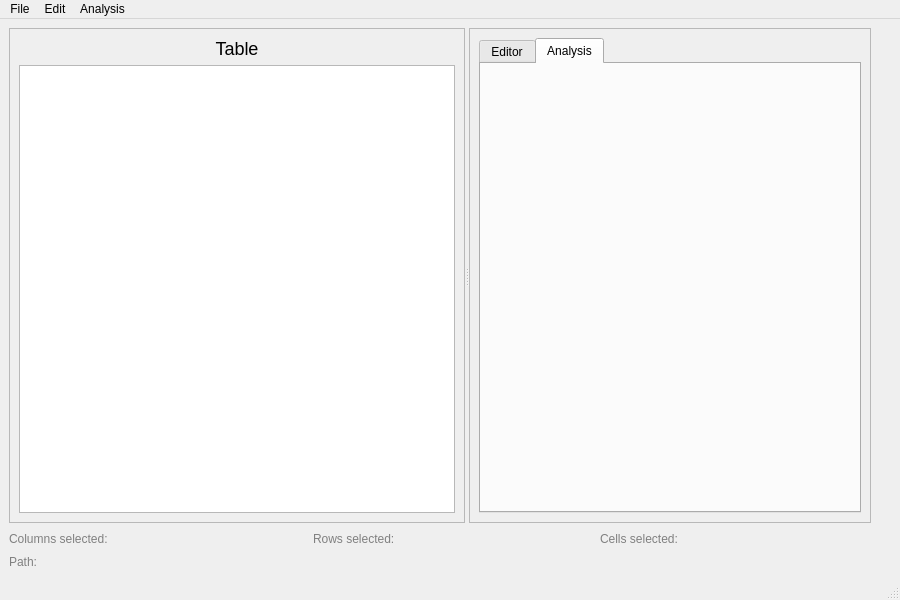
Above: res/ui/main-window.ui from stefanbenderskiy/Table-Wizard before the change. Below: the same form after it.
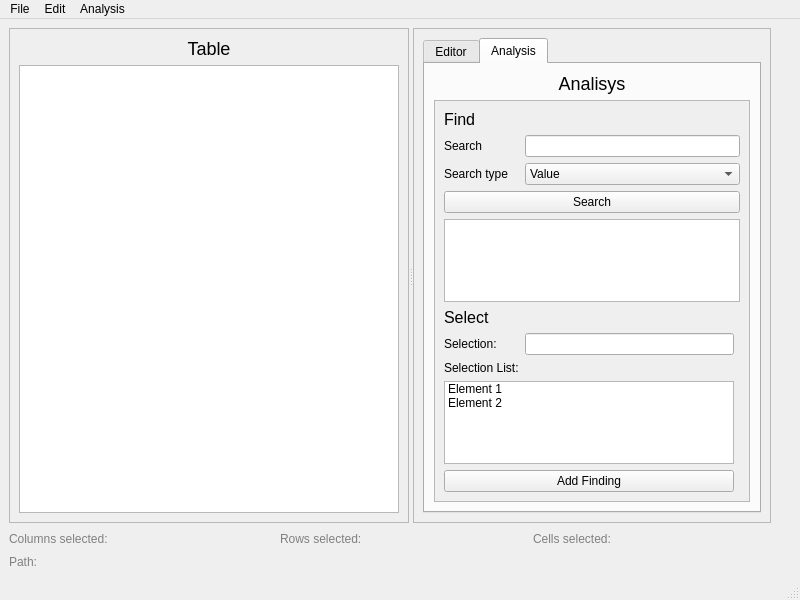
That is the form after the change. The open tabs and pages were chosen to show the change.

What changed in the file:
```diff
--- a/res/ui/main-window.ui
+++ b/res/ui/main-window.ui
@@ -6,7 +6,7 @@
    <rect>
     <x>0</x>
     <y>0</y>
-    <width>900</width>
+    <width>800</width>
     <height>600</height>
    </rect>
   </property>
@@ -378,6 +378,155 @@
              <attribute name="title">
               <string>Analysis</string>
              </attribute>
+             <layout class="QVBoxLayout" name="verticalLayout_4">
+              <item>
+               <widget class="QLabel" name="analysis_label">
+                <property name="styleSheet">
+                 <string notr="true">font-size:18px;</string>
+                </property>
+                <property name="text">
+                 <string>Analisys</string>
+                </property>
+                <property name="alignment">
+                 <set>Qt::AlignCenter</set>
+                </property>
+               </widget>
+              </item>
+              <item>
+               <widget class="QScrollArea" name="scrollArea">
+                <property name="widgetResizable">
+                 <bool>true</bool>
+                </property>
+                <widget class="QWidget" name="analysis_tools_scroll_area">
+                 <property name="geometry">
+                  <rect>
+                   <x>0</x>
+                   <y>0</y>
+                   <width>303</width>
+                   <height>398</height>
+                  </rect>
+                 </property>
+                 <layout class="QGridLayout" name="gridLayout_4">
+                  <item row="12" column="0" colspan="3">
+                   <spacer name="verticalSpacer_3">
+                    <property name="orientation">
+                     <enum>Qt::Vertical</enum>
+                    </property>
+                    <property name="sizeHint" stdset="0">
+                     <size>
+                      <width>20</width>
+                      <height>40</height>
+                     </size>
+                    </property>
+                   </spacer>
+                  </item>
+                  <item row="4" column="0" colspan="3">
+                   <widget class="QTextBrowser" name="textBrowser"/>
+                  </item>
+                  <item row="1" column="1" colspan="2">
+                   <widget class="QLineEdit" name="lineEdit"/>
+                  </item>
+                  <item row="2" column="0">
+                   <widget class="QLabel" name="label_4">
+                    <property name="text">
+                     <string>Search type</string>
+                    </property>
+                   </widget>
+                  </item>
+                  <item row="2" column="1" colspan="2">
+                   <widget class="QComboBox" name="comboBox">
+                    <property name="styleSheet">
+                     <string notr="true"/>
+                    </property>
+                    <item>
+                     <property name="text">
+                      <string>Value</string>
+                     </property>
+                    </item>
+                    <item>
+                     <property name="text">
+                      <string>Function</string>
+                     </property>
+                    </item>
+                   </widget>
+                  </item>
+                  <item row="0" column="0" colspan="3">
+                   <widget class="QLabel" name="label_2">
+                    <property name="styleSheet">
+                     <string notr="true">font-size:16px;</string>
+                    </property>
+                    <property name="text">
+                     <string>Find</string>
+                    </property>
+                   </widget>
+                  </item>
+                  <item row="3" column="0" colspan="3">
+                   <widget class="QPushButton" name="pushButton">
+                    <property name="text">
+                     <string>Search</string>
+                    </property>
+                   </widget>
+                  </item>
+                  <item row="1" column="0">
+                   <widget class="QLabel" name="label_3">
+                    <property name="text">
+                     <string>Search</string>
+                    </property>
+                   </widget>
+                  </item>
+                  <item row="5" column="0">
+                   <widget class="QLabel" name="label_5">
+                    <property name="styleSheet">
+                     <string notr="true">font-size:16px;</string>
+                    </property>
+                    <property name="text">
+                     <string>Select</string>
+                    </property>
+                   </widget>
+                  </item>
+                  <item row="7" column="1">
+                   <widget class="QLineEdit" name="lineEdit_2"/>
+                  </item>
+                  <item row="7" column="0">
+                   <widget class="QLabel" name="label_7">
+                    <property name="text">
+                     <string>Selection:</string>
+                    </property>
+                   </widget>
+                  </item>
+                  <item row="8" column="0">
+                   <widget class="QLabel" name="label_6">
+                    <property name="text">
+                     <string>Selection List:</string>
+                    </property>
+                   </widget>
+                  </item>
+                  <item row="9" column="0" colspan="2">
+                   <widget class="QListWidget" name="listWidget">
+                    <item>
+                     <property name="text">
+                      <string>Element 1</string>
+                     </property>
+                    </item>
+                    <item>
+                     <property name="text">
+                      <string>Element 2</string>
+                     </property>
+                    </item>
+                   </widget>
+                  </item>
+                  <item row="11" column="0" colspan="2">
+                   <widget class="QPushButton" name="pushButton_2">
+                    <property name="text">
+                     <string>Add Finding</string>
+                    </property>
+                   </widget>
+                  </item>
+                 </layout>
+                </widget>
+               </widget>
+              </item>
+             </layout>
             </widget>
            </widget>
           </item>
@@ -407,7 +556,7 @@
     <rect>
      <x>0</x>
      <y>0</y>
-     <width>903</width>
+     <width>800</width>
      <height>21</height>
     </rect>
    </property>
```
Left out of the diff: 144 changed lines with no effect on the pictures. Lines whose indentation alone changed are shown as unchanged.
